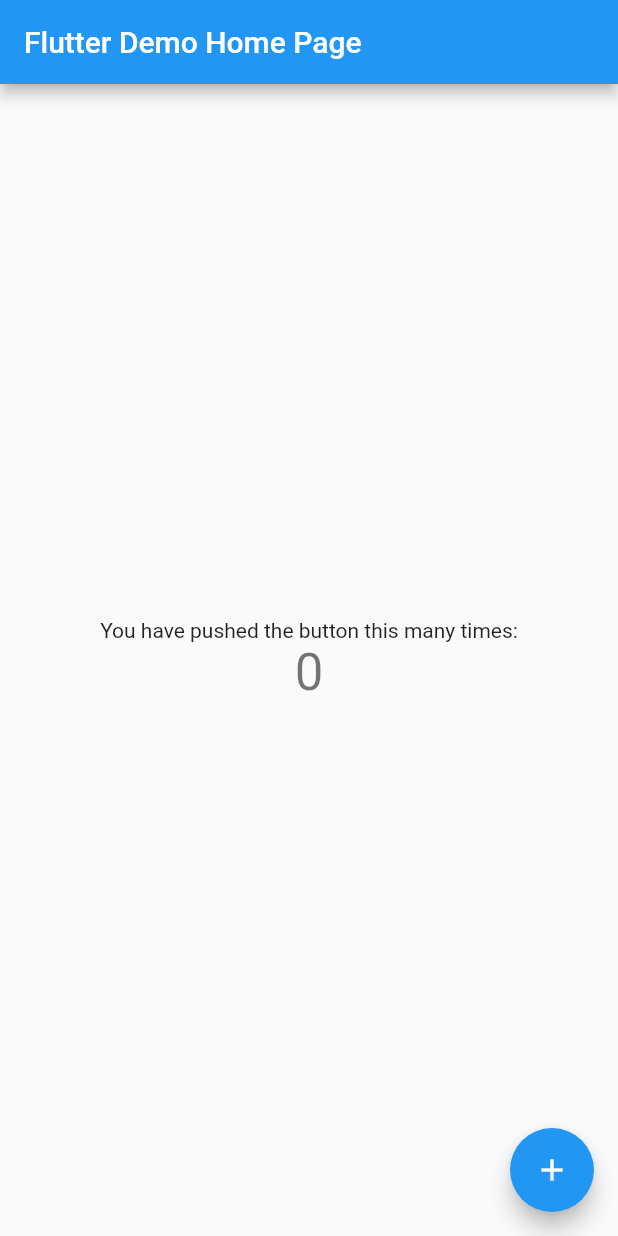
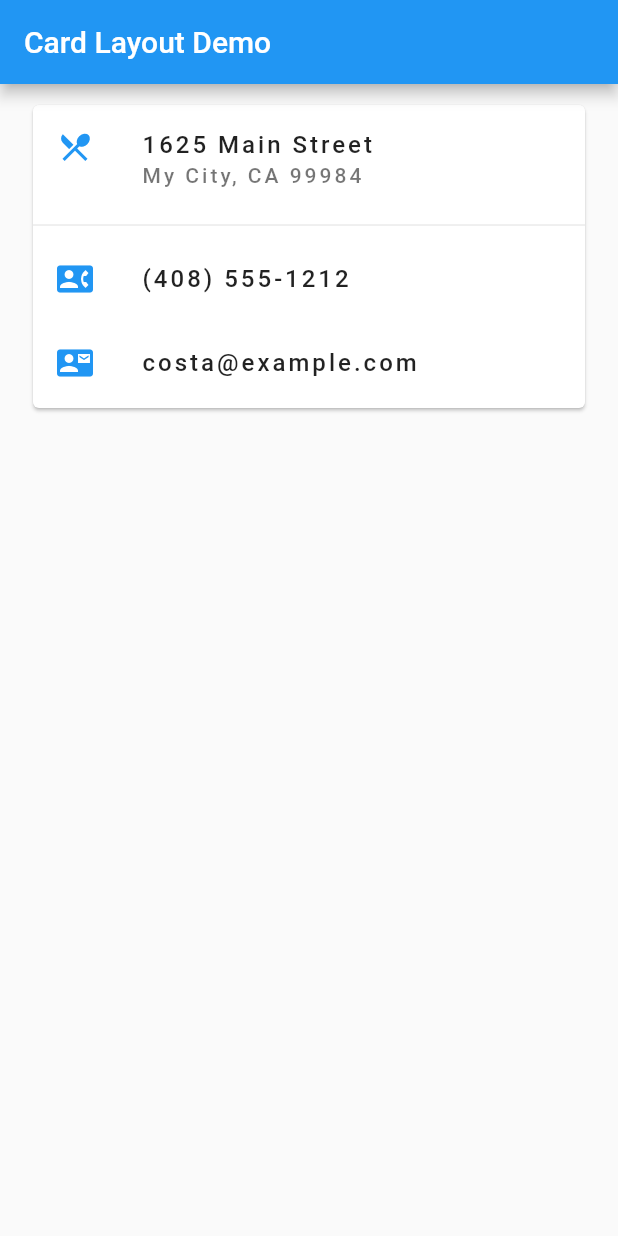
Before and after one commit to AdamZHANG123/intr_to_widgets, a Flutter app: the screen it shows after launch, on a phone screen of 412 x 824 dp. Run offline on Flutter 3.47's test engine with Material 2 defaults, Android fonts, the phone set to English and light mode, and no system bars.

Commit message:
card demo
Added card.dart for card demo purpose.

```diff
--- /dev/null
+++ b/lib/card.dart
@@ -0,0 +1,84 @@
+import 'package:flutter/material.dart';
+
+class MyCardDemoPage extends StatelessWidget {
+  final String title;
+
+  MyCardDemoPage({Key key, this.title}) : super(key: key);
+
+  @override
+  Widget build(BuildContext context) {
+    return Scaffold(
+      appBar: AppBar(
+        title: Text(title),
+      ),
+      body: Container(
+        margin: EdgeInsets.all(10),
+        padding: EdgeInsets.symmetric(horizontal: 8),
+        child: SizedBox(
+          height: 210,
+          child: Card(
+            child: Column(
+              children: <Widget>[
+                MyListTile(
+                  icon: Icon(
+                    Icons.restaurant_menu,
+                    color: Colors.blue,
+                  ),
+                  content: '1625 Main Street',
+                  subContent: 'My City, CA 99984',
+                ),
+                Divider(),
+                MyListTile(
+                  icon: Icon(
+                    Icons.contact_phone,
+                    color: Colors.blue,
+                  ),
+                  content: '(408) 555-1212',
+                ),
+                MyListTile(
+                  icon: Icon(
+                    Icons.contact_mail,
+                    color: Colors.blue,
+                  ),
+                  content: 'costa@example.com',
+                ),
+              ],
+            ),
+          ),
+        ),
+      ),
+    );
+  }
+}
+
+class MyListTile extends StatelessWidget {
+  final _myContentStyle = TextStyle(
+    fontWeight: FontWeight.w500,
+    letterSpacing: 2,
+  );
+  final Widget icon;
+  final String content;
+  final String subContent;
+
+  MyListTile({Key key, this.icon, this.content, this.subContent})
+      : super(key: key);
+
+  @override
+  Widget build(BuildContext context) {
+    return ListTile(
+      leading: (icon != null && icon is Icon) ? icon : null,
+      title: content != null
+          ? Text(
+        content,
+        style: _myContentStyle,
+      )
+          : null,
+      subtitle: subContent != null
+          ? Text(
+        subContent,
+        style: _myContentStyle,
+      )
+          : null,
+    );
+  }
+}
--- a/lib/main.dart
+++ b/lib/main.dart
@@ -1,111 +1,21 @@
 import 'package:flutter/material.dart';
+import 'card.dart';
 
 void main() => runApp(MyApp());
 
 class MyApp extends StatelessWidget {
-  // This widget is the root of your application.
+  final appTitle = 'Card Layout Demo';
+
   @override
   Widget build(BuildContext context) {
     return MaterialApp(
-      title: 'Flutter Demo',
+      debugShowCheckedModeBanner: false,
+      debugShowMaterialGrid: false,
+      title: appTitle,
       theme: ThemeData(
-        // This is the theme of your application.
-        //
-        // Try running your application with "flutter run". You'll see the
-        // application has a blue toolbar. Then, without quitting the app, try
-        // changing the primarySwatch below to Colors.green and then invoke
-        // "hot reload" (press "r" in the console where you ran "flutter run",
-        // or simply save your changes to "hot reload" in a Flutter IDE).
-        // Notice that the counter didn't reset back to zero; the application
-        // is not restarted.
         primarySwatch: Colors.blue,
       ),
-      home: MyHomePage(title: 'Flutter Demo Home Page'),
+      home: MyCardDemoPage(title: appTitle),
     );
   }
 }
-
-class MyHomePage extends StatefulWidget {
-  MyHomePage({Key key, this.title}) : super(key: key);
-
-  // This widget is the home page of your application. It is stateful, meaning
-  // that it has a State object (defined below) that contains fields that affect
-  // how it looks.
-
-  // This class is the configuration for the state. It holds the values (in this
-  // case the title) provided by the parent (in this case the App widget) and
-  // used by the build method of the State. Fields in a Widget subclass are
-  // always marked "final".
-
-  final String title;
-
-  @override
-  _MyHomePageState createState() => _MyHomePageState();
-}
-
-class _MyHomePageState extends State<MyHomePage> {
-  int _counter = 0;
-
-  void _incrementCounter() {
-    setState(() {
-      // This call to setState tells the Flutter framework that something has
-      // changed in this State, which causes it to rerun the build method below
-      // so that the display can reflect the updated values. If we changed
-      // _counter without calling setState(), then the build method would not be
-      // called again, and so nothing would appear to happen.
-      _counter++;
-    });
-  }
-
-  @override
-  Widget build(BuildContext context) {
-    // This method is rerun every time setState is called, for instance as done
-    // by the _incrementCounter method above.
-    //
-    // The Flutter framework has been optimized to make rerunning build methods
-    // fast, so that you can just rebuild anything that needs updating rather
-    // than having to individually change instances of widgets.
-    return Scaffold(
-      appBar: AppBar(
-        // Here we take the value from the MyHomePage object that was created by
-        // the App.build method, and use it to set our appbar title.
-        title: Text(widget.title),
-      ),
-      body: Center(
-        // Center is a layout widget. It takes a single child and positions it
-        // in the middle of the parent.
-        child: Column(
-          // Column is also layout widget. It takes a list of children and
-          // arranges them vertically. By default, it sizes itself to fit its
-          // children horizontally, and tries to be as tall as its parent.
-          //
-          // Invoke "debug painting" (press "p" in the console, choose the
-          // "Toggle Debug Paint" action from the Flutter Inspector in Android
-          // Studio, or the "Toggle Debug Paint" command in Visual Studio Code)
-          // to see the wireframe for each widget.
-          //
-          // Column has various properties to control how it sizes itself and
-          // how it positions its children. Here we use mainAxisAlignment to
-          // center the children vertically; the main axis here is the vertical
-          // axis because Columns are vertical (the cross axis would be
-          // horizontal).
-          mainAxisAlignment: MainAxisAlignment.center,
-          children: <Widget>[
-            Text(
-              'You have pushed the button this many times:',
-            ),
-            Text(
-              '$_counter',
-              style: Theme.of(context).textTheme.display1,
-            ),
-          ],
-        ),
-      ),
-      floatingActionButton: FloatingActionButton(
-        onPressed: _incrementCounter,
-        tooltip: 'Increment',
-        child: Icon(Icons.add),
-      ), // This trailing comma makes auto-formatting nicer for build methods.
-    );
-  }
-}
```
Also changed, not shown: 3 other files.
